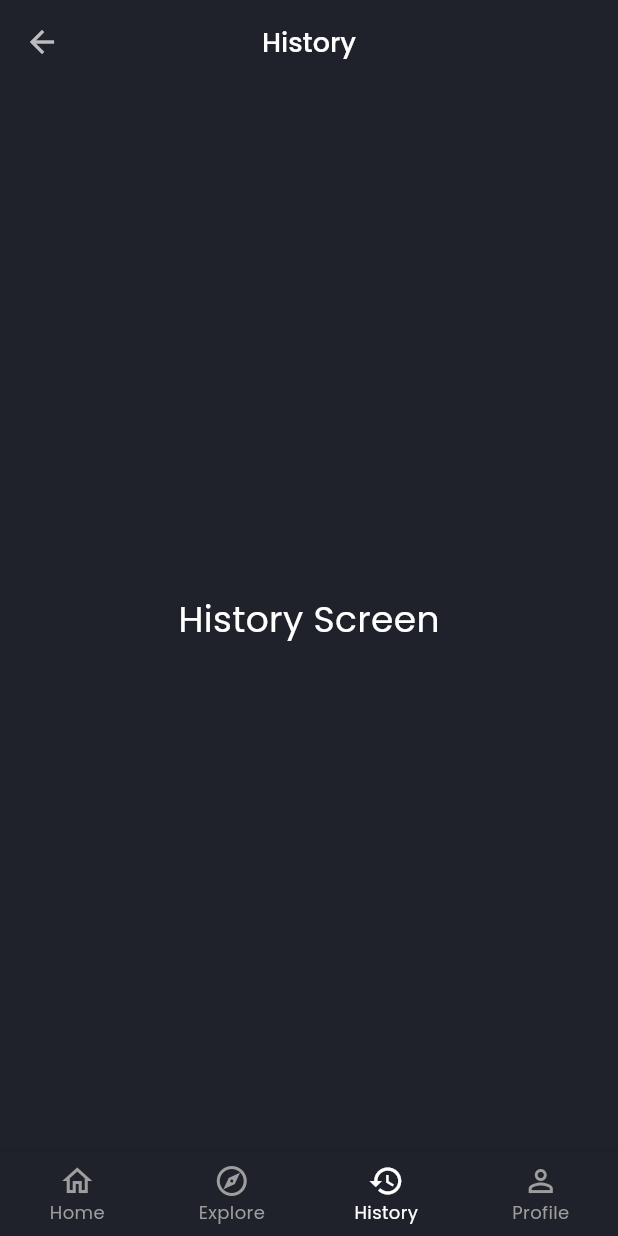
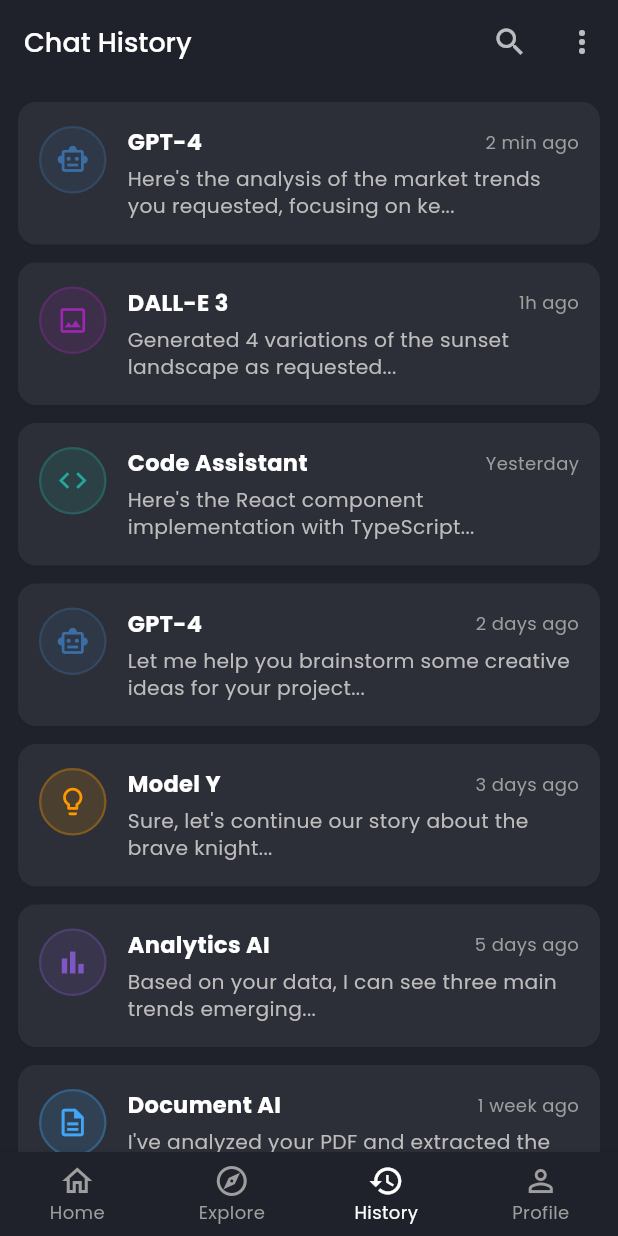
Before and after one commit to CN-LEON-DX/superbai, a Flutter app: the MainScreen screen opened by its route, item 3 of the bottom bar chosen, on a phone screen of 412 x 824 dp. Run offline on Flutter 3.47's test engine with Material 3 defaults, Android fonts, the phone set to English and light mode, and no system bars; our stand-ins replace flutter_dotenv, flutter_secure_storage, google_fonts, supabase_flutter; accounts and stored records are empty.

Commit message:
logout + chat history screen

```diff
--- a/lib/main_screen.dart
+++ b/lib/main_screen.dart
@@ -2,6 +2,7 @@ import 'package:flutter/material.dart';
 import 'home_page.dart';
 import 'profile_page.dart';
 import 'widgets/bottom_nav_bar.dart';
+import 'screens/history_screen.dart';
 
 class MainScreen extends StatefulWidget {
   const MainScreen({Key? key}) : super(key: key);
@@ -18,7 +19,7 @@ class _MainScreenState extends State<MainScreen> with WidgetsBindingObserver {
   List<Widget> get _screens => [
     const HomePage(),
     const ExploreScreen(),
-    const HistoryScreen(),
+    HistoryScreen(),
     ProfilePage(onLogout: _handleLogout), // Truyền callback onLogout
   ];
 
@@ -72,24 +73,3 @@ class ExploreScreen extends StatelessWidget {
     );
   }
 }
-
-// Màn hình History (placeholder)
-class HistoryScreen extends StatelessWidget {
-  const HistoryScreen({Key? key}) : super(key: key);
-
-  @override
-  Widget build(BuildContext context) {
-    return Scaffold(
-      appBar: AppBar(
-        title: const Text('History'),
-        centerTitle: true,
-      ),
-      body: const Center(
-        child: Text(
-          'History Screen',
-          style: TextStyle(fontSize: 24, color: Colors.white),
-        ),
-      ),
-    );
-  }
-}
--- a/lib/profile_page.dart
+++ b/lib/profile_page.dart
@@ -586,14 +586,8 @@ class _ProfilePageState extends State<ProfilePage> with SingleTickerProviderStat
   // Xử lý đăng xuất
   Future<void> _logout(BuildContext context) async {
     const secureStorage = FlutterSecureStorage();
-
-    // Xóa thông tin người dùng khỏi bộ nhớ
     await secureStorage.deleteAll();
-
-    // Gọi callback nếu được cung cấp
     widget.onLogout?.call();
-
-    // Chuyển đến màn hình đăng nhập và xóa stack điều hướng
     if (context.mounted) {
       Navigator.of(context).pushAndRemoveUntil(
         MaterialPageRoute(builder: (context) => const LoginPage()),
--- /dev/null
+++ b/lib/screens/history_screen.dart
@@ -0,0 +1,437 @@
+import 'package:flutter/material.dart';
+
+class HistoryScreen extends StatelessWidget {
+  HistoryScreen({Key? key}) : super(key: key);
+
+  // Mock data structure for chat history entries
+  final List<HistoryEntry> chatHistory = [
+    HistoryEntry(
+      icon: Icons.smart_toy_outlined,
+      modelName: 'GPT-4',
+      lastMessagePreview: 'Here\'s the analysis of the market trends you requested, focusing on ke...',
+      timestamp: '2 min ago',
+      iconBackgroundColor: const Color(0xFF3A6EA5),
+    ),
+    HistoryEntry(
+      icon: Icons.image_outlined,
+      modelName: 'DALL-E 3',
+      lastMessagePreview: 'Generated 4 variations of the sunset landscape as requested...',
+      timestamp: '1h ago',
+      iconBackgroundColor: const Color(0xFF9C27B0),
+    ),
+    HistoryEntry(
+      icon: Icons.code,
+      modelName: 'Code Assistant',
+      lastMessagePreview: 'Here\'s the React component implementation with TypeScript...',
+      timestamp: 'Yesterday',
+      iconBackgroundColor: const Color(0xFF26A69A),
+    ),
+    HistoryEntry(
+      icon: Icons.smart_toy_outlined,
+      modelName: 'GPT-4',
+      lastMessagePreview: 'Let me help you brainstorm some creative ideas for your project...',
+      timestamp: '2 days ago',
+      iconBackgroundColor: const Color(0xFF3A6EA5),
+    ),
+    HistoryEntry(
+      icon: Icons.lightbulb_outline,
+      modelName: 'Model Y',
+      lastMessagePreview: 'Sure, let\'s continue our story about the brave knight...',
+      timestamp: '3 days ago',
+      iconBackgroundColor: const Color(0xFFFF9800),
+    ),
+    HistoryEntry(
+      icon: Icons.bar_chart,
+      modelName: 'Analytics AI',
+      lastMessagePreview: 'Based on your data, I can see three main trends emerging...',
+      timestamp: '5 days ago',
+      iconBackgroundColor: const Color(0xFF7E57C2),
+    ),
+    HistoryEntry(
+      icon: Icons.description_outlined,
+      modelName: 'Document AI',
+      lastMessagePreview: 'I\'ve analyzed your PDF and extracted the key information...',
+      timestamp: '1 week ago',
+      iconBackgroundColor: const Color(0xFF42A5F5),
+    ),
+    HistoryEntry(
+      icon: Icons.translate,
+      modelName: 'Translator',
+      lastMessagePreview: 'Here\'s the translation of the document from English to French...',
+      timestamp: '1 week ago',
+      iconBackgroundColor: const Color(0xFF66BB6A),
+    ),
+  ];
+
+  @override
+  Widget build(BuildContext context) {
+    return Scaffold(
+      appBar: AppBar(
+        automaticallyImplyLeading: false,
+        title: const Text('Chat History'),
+        actions: [
+          IconButton(
+            icon: const Icon(Icons.search),
+            onPressed: () {
+              // Search functionality
+              ScaffoldMessenger.of(context).showSnackBar(
+                const SnackBar(
+                  content: Text('Search feature coming soon'),
+                  duration: Duration(seconds: 1),
+                ),
+              );
+            },
+          ),
+          IconButton(
+            icon: const Icon(Icons.more_vert),
+            onPressed: () {
+              _showOptionsMenu(context);
+            },
+          ),
+        ],
+      ),
+      body: chatHistory.isEmpty
+          ? _buildEmptyState()
+          : ListView.builder(
+              padding: const EdgeInsets.all(12.0),
+              itemCount: chatHistory.length,
+              itemBuilder: (context, index) {
+                final entry = chatHistory[index];
+                return HistoryListItem(entry: entry);
+              },
+            ),
+    );
+  }
+
+  // Empty state when no history is available
+  Widget _buildEmptyState() {
+    return Center(
+      child: Column(
+        mainAxisAlignment: MainAxisAlignment.center,
+        children: [
+          Icon(
+            Icons.history_outlined,
+            size: 80,
+            color: Colors.grey[600],
+          ),
+          const SizedBox(height: 16),
+          Text(
+            'No chat history yet',
+            style: TextStyle(
+              fontSize: 18,
+              fontWeight: FontWeight.bold,
+              color: Colors.grey[400],
+            ),
+          ),
+          const SizedBox(height: 8),
+          Padding(
+            padding: const EdgeInsets.symmetric(horizontal: 40),
+            child: Text(
+              'Your conversation history will appear here',
+              textAlign: TextAlign.center,
+              style: TextStyle(
+                fontSize: 14,
+                color: Colors.grey[600],
+              ),
+            ),
+          ),
+        ],
+      ),
+    );
+  }
+
+  // Options menu for the history screen
+  void _showOptionsMenu(BuildContext context) {
+    showModalBottomSheet(
+      context: context,
+      backgroundColor: const Color(0xFF2C2F37),
+      shape: const RoundedRectangleBorder(
+        borderRadius: BorderRadius.vertical(top: Radius.circular(20)),
+      ),
+      builder: (context) => Padding(
+        padding: const EdgeInsets.symmetric(vertical: 20),
+        child: Column(
+          mainAxisSize: MainAxisSize.min,
+          children: [
+            ListTile(
+              leading: const Icon(Icons.delete_outline, color: Colors.grey),
+              title: const Text('Clear All History', style: TextStyle(color: Colors.white)),
+              onTap: () {
+                Navigator.pop(context);
+                _showClearHistoryConfirmation(context);
+              },
+            ),
+            ListTile(
+              leading: const Icon(Icons.archive_outlined, color: Colors.grey),
+              title: const Text('Archive Selected', style: TextStyle(color: Colors.white)),
+              onTap: () {
+                Navigator.pop(context);
+                // Archive functionality
+              },
+            ),
+            ListTile(
+              leading: const Icon(Icons.sort, color: Colors.grey),
+              title: const Text('Sort By', style: TextStyle(color: Colors.white)),
+              onTap: () {
+                Navigator.pop(context);
+                _showSortOptions(context);
+              },
+            ),
+          ],
+        ),
+      ),
+    );
+  }
+
+  // Confirmation dialog for clearing history
+  void _showClearHistoryConfirmation(BuildContext context) {
+    showDialog(
+      context: context,
+      builder: (BuildContext dialogContext) {
+        return AlertDialog(
+          backgroundColor: const Color(0xFF2C2F37),
+          shape: RoundedRectangleBorder(
+            borderRadius: BorderRadius.circular(16),
+          ),
+          title: const Text(
+            'Clear History',
+            style: TextStyle(
+              color: Colors.white,
+              fontSize: 18,
+              fontWeight: FontWeight.bold,
+            ),
+          ),
+          content: const Text(
+            'Are you sure you want to clear all chat history? This action cannot be undone.',
+            style: TextStyle(
+              color: Colors.white70,
+              fontSize: 15,
+            ),
+          ),
+          actions: [
+            TextButton(
+              onPressed: () => Navigator.of(dialogContext).pop(),
+              child: Text(
+                'Cancel',
+                style: TextStyle(
+                  color: Colors.grey[400],
+                  fontSize: 15,
+                ),
+              ),
+            ),
+            ElevatedButton(
+              onPressed: () {
+                Navigator.of(dialogContext).pop();
+                // Clear history logic would go here
+                ScaffoldMessenger.of(context).showSnackBar(
+                  const SnackBar(
+                    content: Text('History cleared'),
+                    duration: Duration(seconds: 2),
+                  ),
+                );
+              },
+              style: ElevatedButton.styleFrom(
+                backgroundColor: Colors.red[700],
+                foregroundColor: Colors.white,
+                shape: RoundedRectangleBorder(
+                  borderRadius: BorderRadius.circular(8),
+                ),
+              ),
+              child: const Text('Clear'),
+            ),
+          ],
+        );
+      },
+    );
+  }
+
+  // Sort options for history items
+  void _showSortOptions(BuildContext context) {
+    showModalBottomSheet(
+      context: context,
+      backgroundColor: const Color(0xFF2C2F37),
+      shape: const RoundedRectangleBorder(
+        borderRadius: BorderRadius.vertical(top: Radius.circular(20)),
+      ),
+      builder: (context) => Padding(
+        padding: const EdgeInsets.symmetric(vertical: 20, horizontal: 16),
+        child: Column(
+          mainAxisSize: MainAxisSize.min,
+          crossAxisAlignment: CrossAxisAlignment.start,
+          children: [
+            const Text(
+              'Sort By',
+              style: TextStyle(
+                fontSize: 18,
+                fontWeight: FontWeight.bold,
+                color: Colors.white,
+              ),
+            ),
+            const SizedBox(height: 16),
+            _buildSortOption(context, 'Newest First', true),
+            _buildSortOption(context, 'Oldest First', false),
+            _buildSortOption(context, 'Model Name', false),
+          ],
+        ),
+      ),
+    );
+  }
+
+  // Individual sort option item
+  Widget _buildSortOption(BuildContext context, String title, bool isSelected) {
+    return InkWell(
+      onTap: () {
+        Navigator.pop(context);
+        // Apply sorting
+      },
+      child: Padding(
+        padding: const EdgeInsets.symmetric(vertical: 12),
+        child: Row(
+          children: [
+            Icon(
+              isSelected ? Icons.radio_button_checked : Icons.radio_button_unchecked,
+              color: isSelected ? Colors.blue : Colors.grey,
+              size: 20,
+            ),
+            const SizedBox(width: 16),
+            Text(
+              title,
+              style: TextStyle(
+                fontSize: 16,
+                color: isSelected ? Colors.white : Colors.grey[300],
+              ),
+            ),
+          ],
+        ),
+      ),
+    );
+  }
+}
+
+// Custom widget for history list items
+class HistoryListItem extends StatelessWidget {
+  final HistoryEntry entry;
+
+  const HistoryListItem({Key? key, required this.entry}) : super(key: key);
+
+  @override
+  Widget build(BuildContext context) {
+    return Container(
+      margin: const EdgeInsets.only(bottom: 12.0),
+      decoration: BoxDecoration(
+        color: Theme.of(context).cardColor,
+        borderRadius: BorderRadius.circular(12.0),
+        boxShadow: [
+          BoxShadow(
+            color: Colors.black.withOpacity(0.05),
+            blurRadius: 2,
+            offset: const Offset(0, 1),
+          ),
+        ],
+      ),
+      child: InkWell(
+        borderRadius: BorderRadius.circular(12.0),
+        onTap: () {
+          // Navigate to the specific chat
+          ScaffoldMessenger.of(context).showSnackBar(
+            SnackBar(
+              content: Text('Opening chat with ${entry.modelName}'),
+              duration: const Duration(seconds: 1),
+            ),
+          );
+        },
+        child: Padding(
+          padding: const EdgeInsets.symmetric(horizontal: 14.0, vertical: 16.0),
+          child: Row(
+            crossAxisAlignment: CrossAxisAlignment.start,
+            children: [
+              // Model icon with background color
+              Container(
+                padding: const EdgeInsets.all(10.0),
+                decoration: BoxDecoration(
+                  color: entry.iconBackgroundColor.withOpacity(0.15),
+                  shape: BoxShape.circle,
+                  border: Border.all(
+                    color: entry.iconBackgroundColor.withOpacity(0.3),
+                    width: 1.5,
+                  ),
+                ),
+                child: Icon(
+                  entry.icon,
+                  size: 22.0,
+                  color: entry.iconBackgroundColor,
+                ),
+              ),
+              const SizedBox(width: 14.0),
+
+              // Text content
+              Expanded(
+                child: Column(
+                  crossAxisAlignment: CrossAxisAlignment.start,
+                  children: [
+                    // Model name and timestamp
+                    Row(
+                      mainAxisAlignment: MainAxisAlignment.spaceBetween,
+                      children: [
+                        Flexible(
+                          child: Text(
+                            entry.modelName,
+                            style: const TextStyle(
+                              fontSize: 15.0,
+                              fontWeight: FontWeight.bold,
+                              color: Colors.white,
+                            ),
+                            maxLines: 1,
+                            overflow: TextOverflow.ellipsis,
+                          ),
+                        ),
+                        const SizedBox(width: 8),
+                        Text(
+                          entry.timestamp,
+                          style: TextStyle(
+                            fontSize: 12.0,
+                            color: Colors.grey[500],
+                          ),
+                        ),
+                      ],
+                    ),
+                    const SizedBox(height: 6.0),
+
+                    // Message preview
+                    Text(
+                      entry.lastMessagePreview,
+                      style: TextStyle(
+                        fontSize: 13.5,
+                        color: Colors.grey[400],
+                        height: 1.3,
+                      ),
+                      maxLines: 2,
+                      overflow: TextOverflow.ellipsis,
+                    ),
+                  ],
+                ),
+              ),
+            ],
+          ),
+        ),
+      ),
+    );
+  }
+}
+
+// Data model for history entries
+class HistoryEntry {
+  final IconData icon;
+  final String modelName;
+  final String lastMessagePreview;
+  final String timestamp;
+  final Color iconBackgroundColor;
+
+  const HistoryEntry({
+    required this.icon,
+    required this.modelName,
+    required this.lastMessagePreview,
+    required this.timestamp,
+    required this.iconBackgroundColor,
+  });
+}
```
